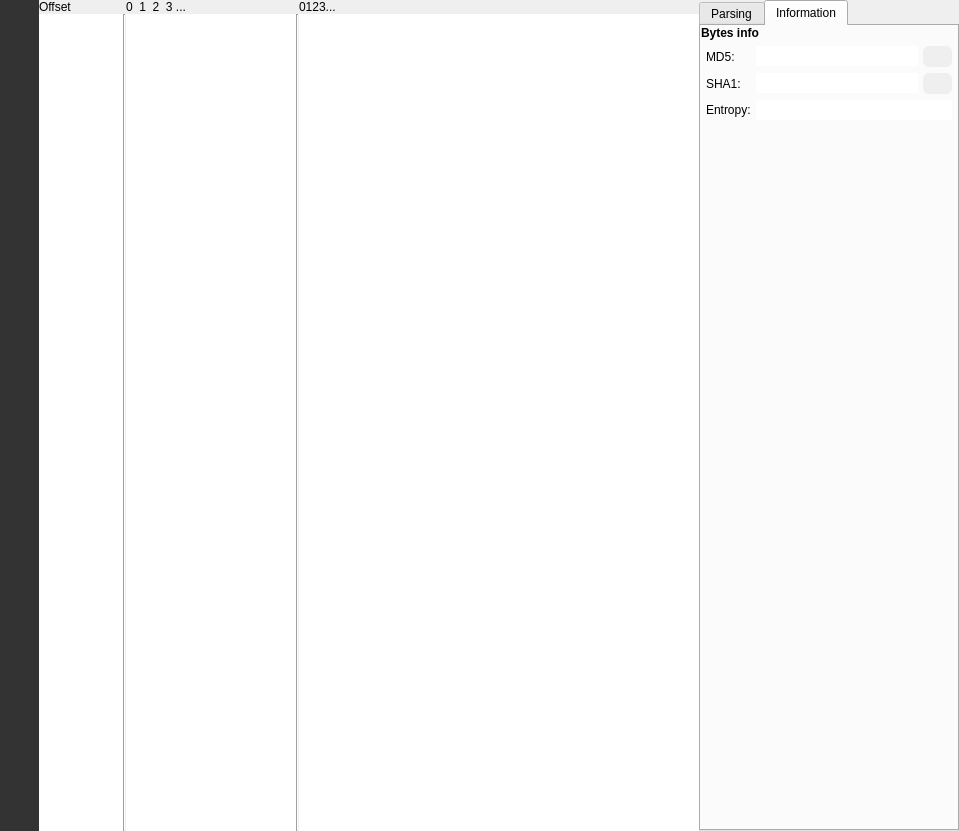
This is src/widgets/HexdumpWidget.ui in rizinorg/cutter as Qt 5 draws it before an edit. The edited form follows.
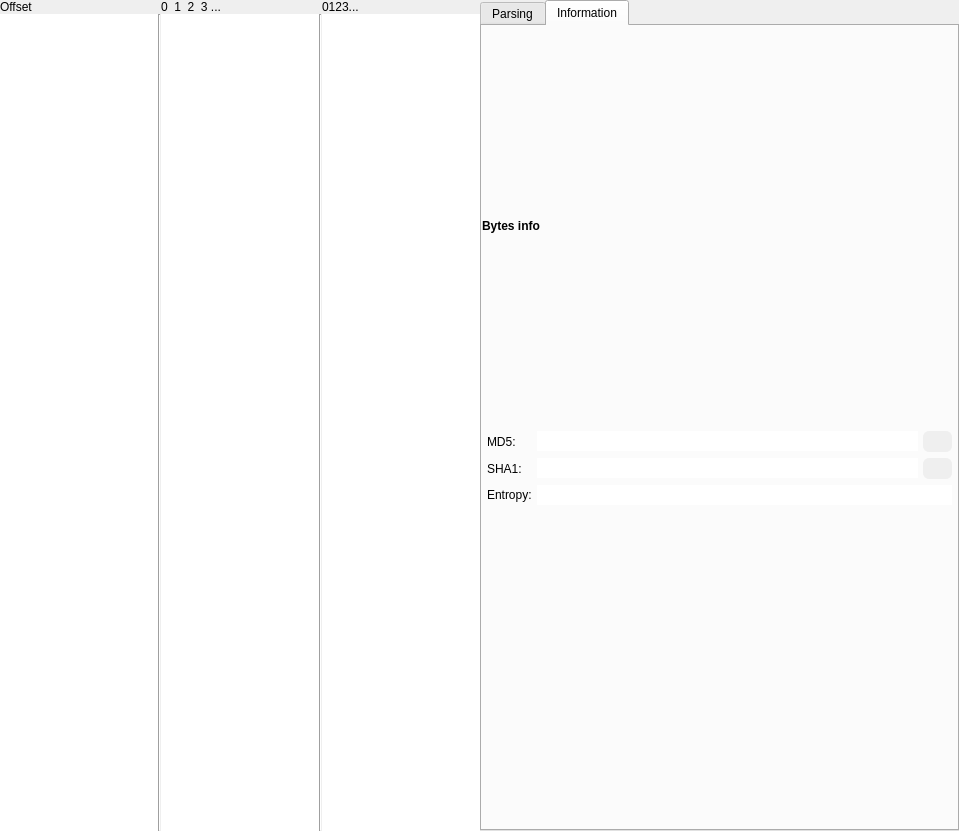
This is the edited form. The open tabs and pages were chosen to show the change. Icons and pictures are not drawn.

Commit message: Hexdump widget improvements

What changed in the file:
```diff
--- a/src/widgets/HexdumpWidget.ui
+++ b/src/widgets/HexdumpWidget.ui
@@ -36,126 +36,12 @@
     <property name="bottomMargin">
      <number>0</number>
     </property>
-    <item>
-     <widget class="QFrame" name="frame">
-      <property name="sizePolicy">
-       <sizepolicy hsizetype="Preferred" vsizetype="Expanding">
-        <horstretch>0</horstretch>
-        <verstretch>0</verstretch>
-       </sizepolicy>
-      </property>
-      <property name="minimumSize">
-       <size>
-        <width>0</width>
-        <height>0</height>
-       </size>
-      </property>
-      <property name="styleSheet">
-       <string notr="true">background-color: #333;</string>
-      </property>
-      <property name="frameShape">
-       <enum>QFrame::NoFrame</enum>
-      </property>
-      <property name="frameShadow">
-       <enum>QFrame::Plain</enum>
-      </property>
-      <property name="lineWidth">
-       <number>0</number>
-      </property>
-      <layout class="QVBoxLayout" name="verticalLayout">
-       <property name="spacing">
-        <number>5</number>
-       </property>
-       <property name="leftMargin">
-        <number>0</number>
-       </property>
-       <property name="topMargin">
-        <number>10</number>
-       </property>
-       <property name="rightMargin">
-        <number>0</number>
-       </property>
-       <property name="bottomMargin">
-        <number>0</number>
-       </property>
-       <item>
-        <spacer name="verticalSpacer_6">
-         <property name="orientation">
-          <enum>Qt::Vertical</enum>
-         </property>
-         <property name="sizeHint" stdset="0">
-          <size>
-           <width>20</width>
-           <height>40</height>
-          </size>
-         </property>
-        </spacer>
-       </item>
-       <item>
-        <widget class="QToolButton" name="memSideToolButton">
-         <property name="toolTip">
-          <string notr="true">Show/Hide memory sidebar</string>
-         </property>
-         <property name="styleSheet">
-          <string notr="true">QToolButton { /* all types of tool button */
-     border: 5px solid #333;
-     border-left: 10px solid #333;
-	 border-right: 10px solid #333;
-     border-radius: 0px;
-     background-color: #333;
- }
-
-QToolButton:hover {
-     border: 5px solid #444;
-     border-left: 10px solid #444;
-	 border-right: 10px solid #444;
-     border-radius: 0px;
-     background-color: #444;
- }
-
-QToolButton:pressed {
-     border: 5px solid #2180a9;
-     border-left: 10px solid #2180a9;
-	 border-right: 10px solid #2180a9;
-     border-radius: 0px;
-     background-color: #2180a9;
-}
-
-QToolButton:checkeds {
-     border: 5px solid #2180a9;
-     border-left: 10px solid #2180a9;
-	 border-right: 10px solid #2180a9;
-     border-radius: 0px;
-     background-color: #2180a9;
-}
-
-QToolTip {
-	background-color: #444;
-	border: 3px solid #444;
-	color: rgb(232, 232, 232);
-}</string>
-         </property>
-         <property name="text">
-          <string notr="true"/>
-         </property>
-         <property name="icon">
-          <iconset resource="../resources.qrc">
-           <normaloff>:/img/icons/right_light.svg</normaloff>:/img/icons/right_light.svg</iconset>
-         </property>
-         <property name="checkable">
-          <bool>true</bool>
-         </property>
-        </widget>
-       </item>
-      </layout>
-     </widget>
-    </item>
     <item>
      <layout class="QGridLayout" name="gridLayout">
       <item row="1" column="2">
        <widget class="QTextEdit" name="hexHexText">
         <property name="sizePolicy">
-         <sizepolicy hsizetype="MinimumExpanding" vsizetype="Expanding">
+         <sizepolicy hsizetype="Minimum" vsizetype="Expanding">
           <horstretch>0</horstretch>
           <verstretch>0</verstretch>
          </sizepolicy>
@@ -325,19 +211,6 @@
         </property>
        </widget>
       </item>
-      <item row="1" column="5">
-       <widget class="QTextEdit" name="hexSpacerText">
-        <property name="frameShape">
-         <enum>QFrame::NoFrame</enum>
-        </property>
-        <property name="frameShadow">
-         <enum>QFrame::Plain</enum>
-        </property>
-        <property name="textInteractionFlags">
-         <set>Qt::NoTextInteraction</set>
-        </property>
-       </widget>
-      </item>
      </layout>
     </item>
     <item>
@@ -825,19 +698,6 @@
           </item>
          </layout>
         </item>
-        <item>
-         <spacer name="verticalSpacer">
-          <property name="orientation">
-           <enum>Qt::Vertical</enum>
-          </property>
-          <property name="sizeHint" stdset="0">
-           <size>
-            <width>20</width>
-            <height>40</height>
-           </size>
-          </property>
-         </spacer>
-        </item>
        </layout>
       </widget>
      </widget>
```
Left out of the diff: 4 changed lines with no effect on the pictures. The commit also changes 2 other files.
